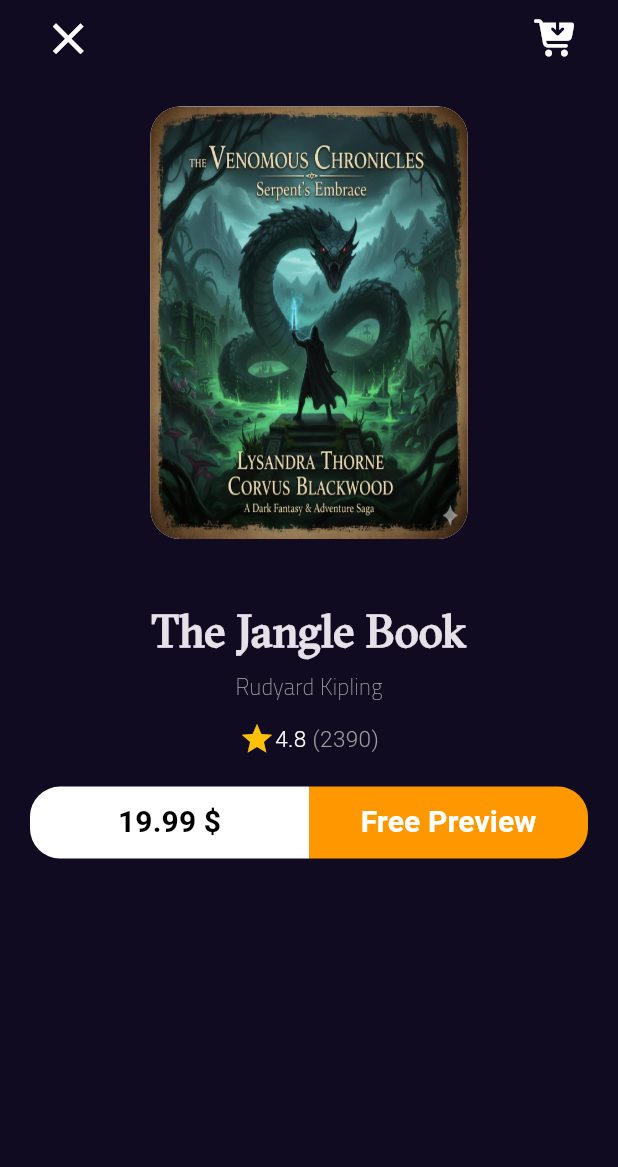
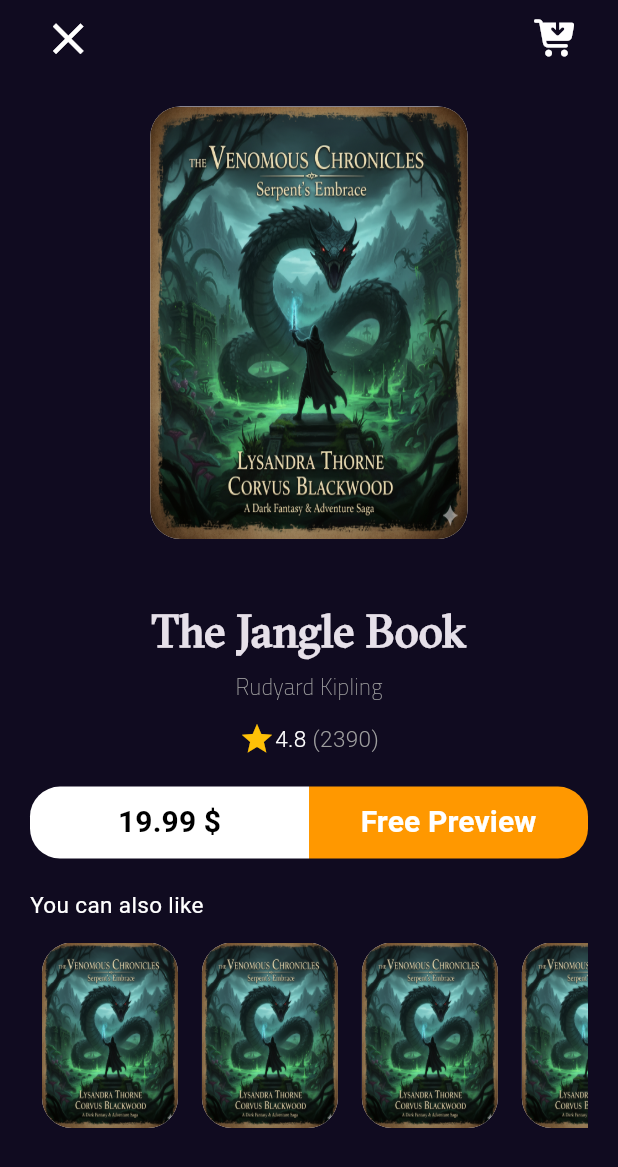
Before and after one commit to amaar-abd/bookly_app, a Flutter app: the BookDetailsView screen opened by its route, on a phone screen of 412 x 824 dp. Shown: the top 1167 px of the screen. Run offline on Flutter 3.47's test engine with Material 3 defaults, Android fonts, the phone set to English and light mode, and no system bars; our stand-ins replace font_awesome_flutter, go_router.

Commit message:
add similar books section

```diff
--- a/lib/features/home/presentation/views/widgets/book_details_view_body.dart
+++ b/lib/features/home/presentation/views/widgets/book_details_view_body.dart
@@ -1,52 +1,32 @@
 import 'package:flutter/material.dart';
-import 'package:ssbb/core/utils/styles.dart';
-import 'package:ssbb/features/home/presentation/views/widgets/books_actions.dart';
+import 'package:ssbb/features/home/presentation/views/widgets/books_detils_section.dart';
 import 'package:ssbb/features/home/presentation/views/widgets/custom_appbar_book_details.dart';
-import 'package:ssbb/features/home/presentation/views/widgets/custome_item.dart';
+import 'package:ssbb/features/home/presentation/views/widgets/similar_books_sectio.dart';
 
 class BookDetailsViewBody extends StatelessWidget {
   const BookDetailsViewBody({super.key});
 
   @override
   Widget build(BuildContext context) {
-    var width = MediaQuery.of(context).size.width;
-    return Padding(
+    return CustomScrollView(
+      slivers: [
+        SliverFillRemaining(
+          child: Padding(
             padding: EdgeInsets.symmetric(horizontal: 20),
             child: Column(
               children: [
                 CustomAppBarBookDetails(),
                 SizedBox(height: 20),
-          Padding(
-            padding: EdgeInsets.symmetric(horizontal: width * .17),
-            child: CustomeItem(),
+                BooksDetailsSections(),
+                SizedBox(height: 20),
+                Expanded(
+                  child: SizedBox(height: 50, child: SimilarBooksSection()),
                 ),
-          SizedBox(height: 40),
-          Text(
-            'The Jangle Book',
-            style: Styles.titleMeduim30.copyWith(fontFamily: 'GTSectra'),
-          ),
-          SizedBox(height: 5),
-          Text(
-            'Rudyard Kipling',
-            style: Styles.subtitlebody.copyWith(fontFamily: 'Ciro'),
-          ),
-          SizedBox(height: 12),
-
-          Row(
-            mainAxisAlignment: MainAxisAlignment.center,
-            children: [
-              Icon(Icons.star, color: Colors.amber),
-              Text(
-                '4.8 ',
-                style: Styles.subtitlebody.copyWith(color: Colors.white),
-              ),
-              Text('(2390)', style: Styles.subtitlebody),
               ],
             ),
-          SizedBox(height: 20),
-          BooksActions(),
+          ),
+        ),
       ],
-      ),
     );
   }
 }
--- /dev/null
+++ b/lib/features/home/presentation/views/widgets/books_detils_section.dart
@@ -0,0 +1,51 @@
+
+import 'package:flutter/material.dart';
+import 'package:ssbb/core/utils/styles.dart';
+import 'package:ssbb/features/home/presentation/views/widgets/books_actions.dart';
+import 'package:ssbb/features/home/presentation/views/widgets/custome_item.dart';
+
+class BooksDetailsSections extends StatelessWidget {
+  const BooksDetailsSections({super.key});
+
+  @override
+  Widget build(BuildContext context) {
+    var width = MediaQuery.of(context).size.width;
+    return Column(
+      children: [
+        Padding(
+          padding: EdgeInsets.symmetric(horizontal: width * .17),
+          child: CustomeItem(),
+        ),
+        SizedBox(height: 40),
+        Text(
+          'The Jangle Book',
+          style: Styles.titleMeduim30.copyWith(fontFamily: 'GTSectra'),
+        ),
+        SizedBox(height: 5),
+        Text(
+          'Rudyard Kipling',
+          style: Styles.subtitlebody.copyWith(fontFamily: 'Ciro'),
+        ),
+        SizedBox(height: 12),
+
+        Row(
+          mainAxisAlignment: MainAxisAlignment.center,
+          children: [
+            Icon(Icons.star, color: Colors.amber),
+            Text(
+              '4.8 ',
+              style: Styles.subtitlebody.copyWith(color: Colors.white),
+            ),
+            Text(
+              '(2390)',
+              style: Styles.subtitlebody,
+              textAlign: TextAlign.start,
+            ),
+          ],
+        ),
+        SizedBox(height: 20),
+        BooksActions(),
+      ],
+    );
+  }
+}
--- /dev/null
+++ b/lib/features/home/presentation/views/widgets/custom_list_view_book_datils.dart
@@ -0,0 +1,24 @@
+
+import 'package:flutter/material.dart';
+import 'package:ssbb/features/home/presentation/views/widgets/custome_item.dart';
+
+class CustomlistViewBookDatils extends StatelessWidget {
+  const CustomlistViewBookDatils({super.key});
+
+  @override
+  Widget build(BuildContext context) {
+    return SizedBox(
+      height: MediaQuery.of(context).size.height * .15,
+      child: ListView.builder(
+        scrollDirection: Axis.horizontal,
+        itemCount: 10,
+        itemBuilder: (context, index) {
+          return Padding(
+            padding: EdgeInsets.symmetric(horizontal: 8),
+            child: CustomeItem(),
+          );
+        },
+      ),
+    );
+  }
+}
--- /dev/null
+++ b/lib/features/home/presentation/views/widgets/similar_books_sectio.dart
@@ -0,0 +1,26 @@
+
+import 'package:flutter/material.dart';
+import 'package:ssbb/core/utils/styles.dart';
+import 'package:ssbb/features/home/presentation/views/widgets/custom_list_view_book_datils.dart';
+
+class SimilarBooksSection extends StatelessWidget {
+  const SimilarBooksSection({super.key});
+
+  @override
+  Widget build(BuildContext context) {
+    return Column(
+      crossAxisAlignment: CrossAxisAlignment.start,
+      children: [
+        Text(
+          'You can also like',
+          style: Styles.subtitlebody.copyWith(
+            color: Colors.white,
+            fontWeight: FontWeight.w400,
+          ),
+        ),
+        SizedBox(height: 15),
+        CustomlistViewBookDatils(),
+      ],
+    );
+  }
+}
```
Lines whose indentation alone changed are shown as unchanged.
